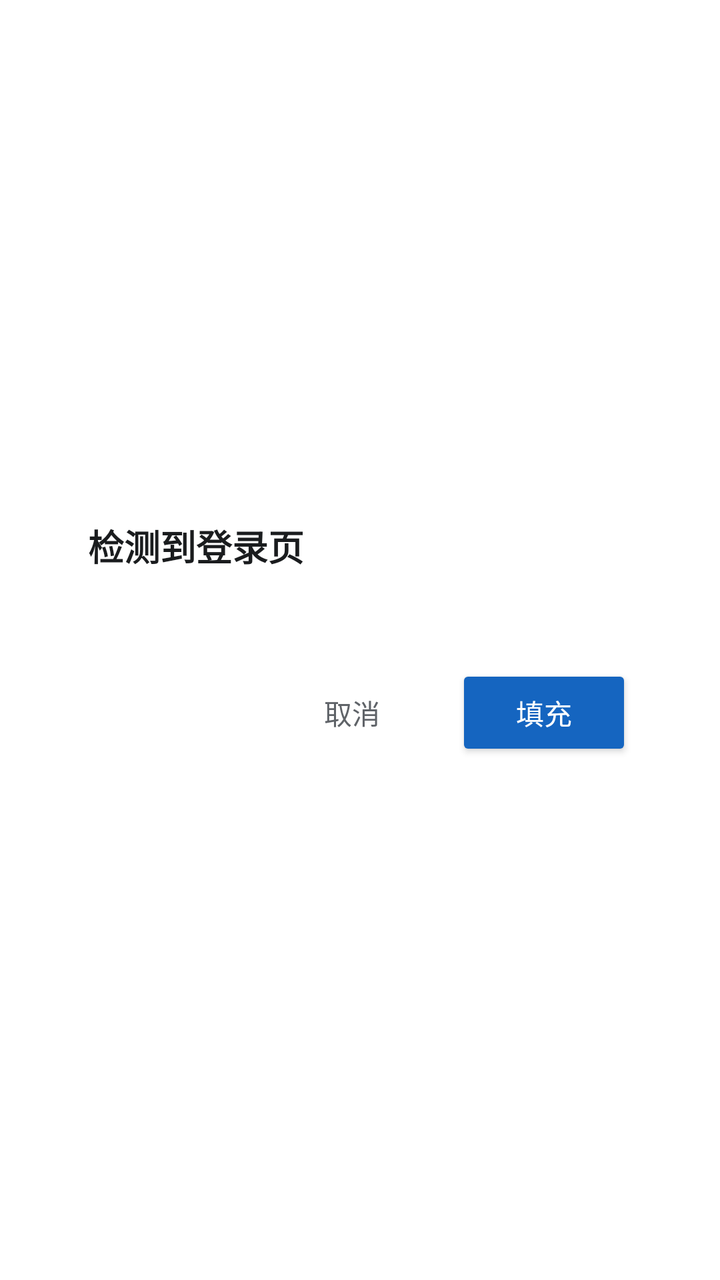
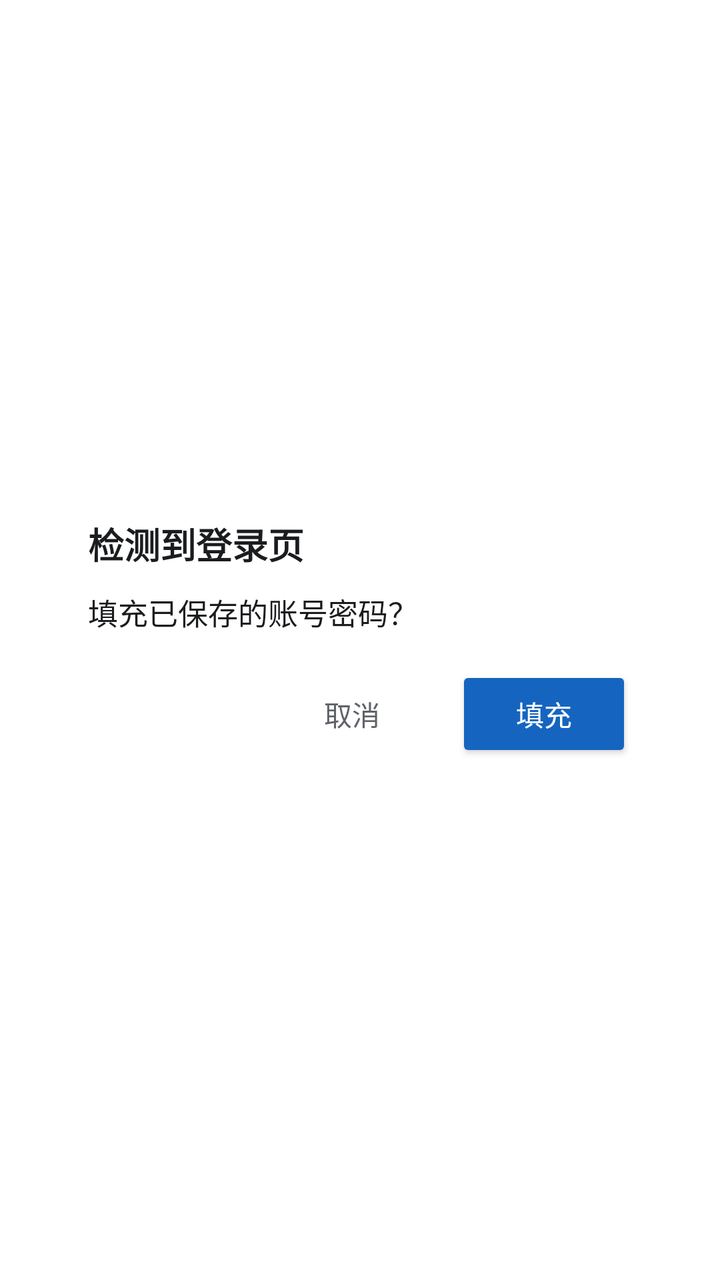

An Android layout rendered at two revisions. The XML below is the earlier revision; the diff shows what the commit changed to produce the second picture.
<!-- AndroidManifest.xml: activity theme Theme.CampusAuthGate -->
<!-- res/layout/activity_auth_gate.xml -->
<?xml version="1.0" encoding="utf-8"?>
<FrameLayout xmlns:android="http://schemas.android.com/apk/res/android"
    android:id="@+id/root"
    android:layout_width="match_parent"
    android:layout_height="match_parent"
    android:clickable="true"
    android:focusable="true">

    <LinearLayout
        android:id="@+id/card"
        android:layout_width="match_parent"
        android:layout_height="wrap_content"
        android:layout_gravity="center"
        android:layout_margin="24dp"
        android:background="@drawable/bg_card"
        android:orientation="vertical"
        android:padding="20dp">

        <TextView
            android:layout_width="wrap_content"
            android:layout_height="wrap_content"
            android:text="@string/gate_title"
            android:textColor="@color/text_primary"
            android:textSize="18sp"
            android:textStyle="bold" />

        <TextView
            android:id="@+id/gateMessage"
            android:layout_width="match_parent"
            android:layout_height="wrap_content"
            android:layout_marginTop="10dp"
            android:textColor="@color/text_primary"
            android:textSize="15sp" />

        <TextView
            android:id="@+id/gateExtraHint"
            android:layout_width="match_parent"
            android:layout_height="wrap_content"
            android:layout_marginTop="8dp"
            android:text="@string/gate_has_extra"
            android:textColor="@color/status_pause"
            android:textSize="13sp"
            android:visibility="gone" />

        <LinearLayout
            android:layout_width="match_parent"
            android:layout_height="wrap_content"
            android:layout_marginTop="16dp"
            android:gravity="end"
            android:orientation="horizontal">

            <Button
                android:id="@+id/btnCancel"
                style="?android:attr/borderlessButtonStyle"
                android:layout_width="wrap_content"
                android:layout_height="wrap_content"
                android:text="@string/gate_cancel"
                android:textColor="@color/text_secondary" />

            <Button
                android:id="@+id/btnFill"
                android:layout_width="wrap_content"
                android:layout_height="wrap_content"
                android:layout_marginStart="8dp"
                android:backgroundTint="@color/accent"
                android:text="@string/gate_fill"
                android:textColor="@android:color/white" />
        </LinearLayout>
    </LinearLayout>
</FrameLayout>
<!-- resources referenced by this layout -->
<resources>
  <color name="accent">#1565C0</color>
  <color name="status_pause">#EF6C00</color>
  <color name="text_primary">#1A1C1E</color>
  <color name="text_secondary">#5F6368</color>
  <!-- drawable bg_card (drawable) -->
  <?xml version="1.0" encoding="utf-8"?>
  <shape xmlns:android="http://schemas.android.com/apk/res/android"
      android:shape="rectangle">
      <solid android:color="@color/card_bg" />
      <corners android:radius="14dp" />
  </shape>
  <string name="gate_cancel">取消</string>
  <string name="gate_fill">填充</string>
  <string name="gate_has_extra">验证码或短信验证请手动完成。</string>
  <string name="gate_title">检测到登录页</string>
  <style name="Theme.CampusAuthGate" parent="Theme.AppCompat.DayNight.NoActionBar">
          <item name="android:windowBackground">@android:color/transparent</item>
          <item name="android:windowIsTranslucent">true</item>
          <item name="android:windowNoTitle">true</item>
          <item name="android:backgroundDimEnabled">true</item>
          <item name="android:windowAnimationStyle">@null</item>
          <item name="android:colorAccent">@color/accent</item>
      </style>
  <color name="card_bg">#FFFFFF</color>
</resources>

<!-- the commit's change to res/layout/activity_auth_gate.xml (unified diff, before → after) -->
@@ -29,6 +29,7 @@
             android:layout_width="match_parent"
             android:layout_height="wrap_content"
             android:layout_marginTop="10dp"
+            android:text="@string/gate_message_no_user"
             android:textColor="@color/text_primary"
             android:textSize="15sp" />
 
<!-- resource entries referenced after the edit -->
@@ -14,14 +14,16 @@
   <string name="gate_cancel">取消</string>
   <string name="gate_fill">填充</string>
   <string name="gate_has_extra">验证码或短信验证请手动完成。</string>
+  <string name="gate_message_no_user">填充已保存的账号密码？</string>
   <string name="gate_title">检测到登录页</string>
-  <style name="Theme.CampusAuthGate" parent="Theme.AppCompat.DayNight.NoActionBar">
+  <style name="Theme.CampusAuthGate" parent="Theme.AppCompat.Light.NoActionBar">
           <item name="android:windowBackground">@android:color/transparent</item>
           <item name="android:windowIsTranslucent">true</item>
           <item name="android:windowNoTitle">true</item>
           <item name="android:backgroundDimEnabled">true</item>
           <item name="android:windowAnimationStyle">@null</item>
           <item name="android:colorAccent">@color/accent</item>
+          <item name="android:forceDarkAllowed" tools:targetApi="29">false</item>
       </style>
   <color name="card_bg">#FFFFFF</color>
 </resources>
